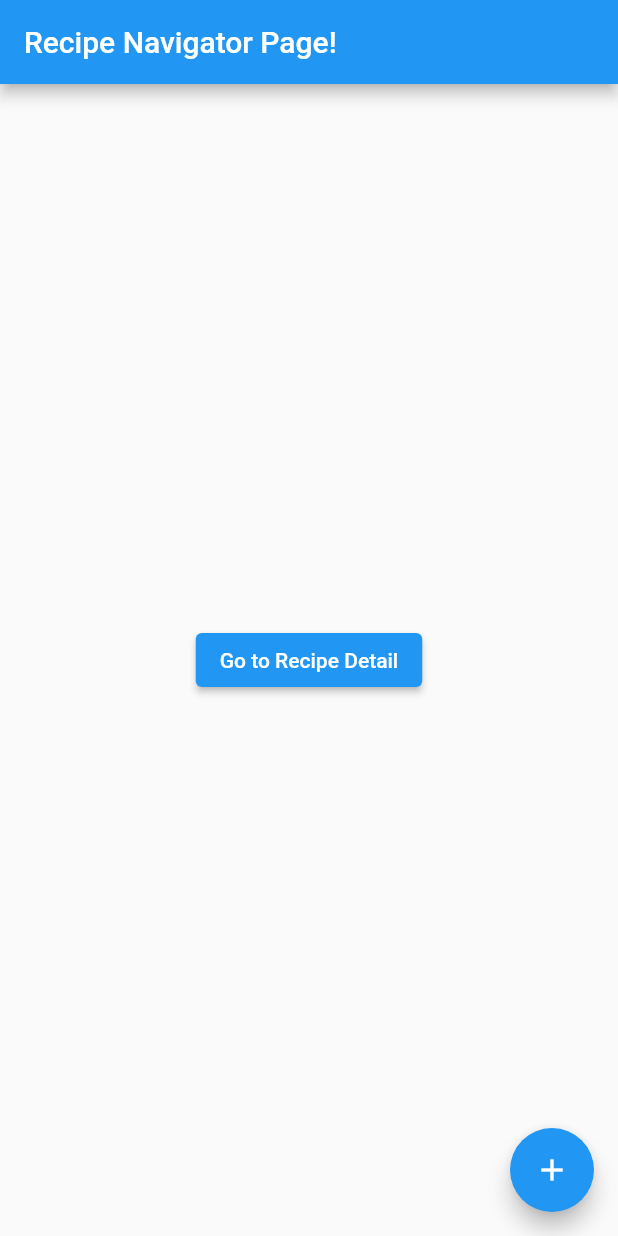
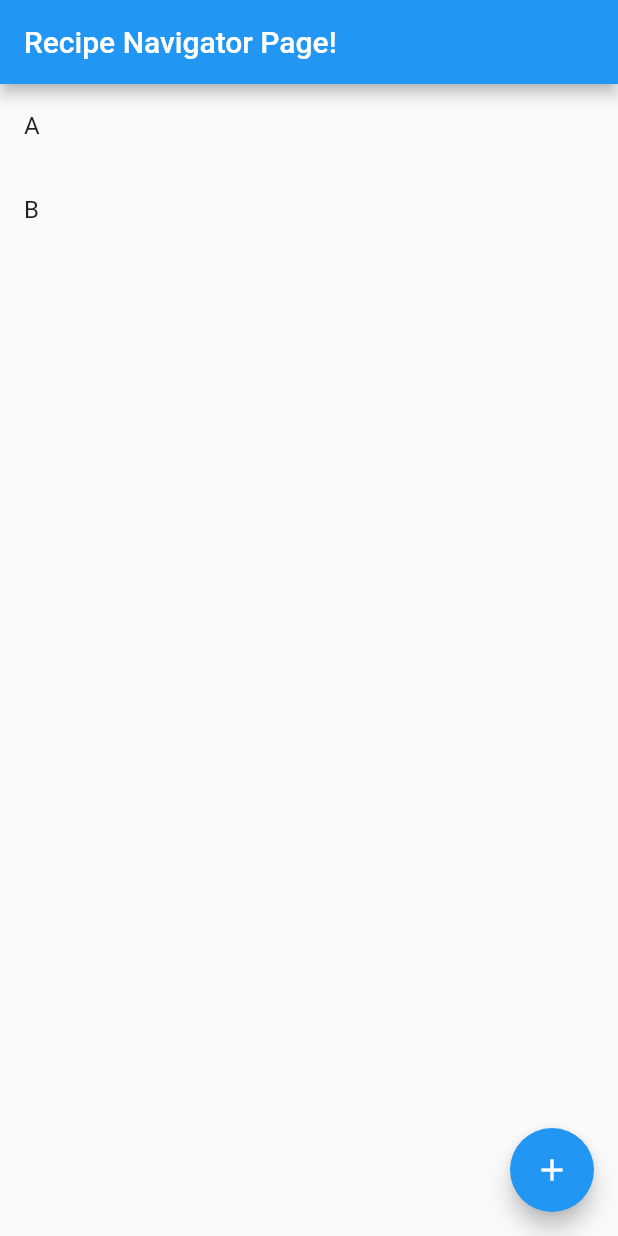
Before and after one commit to McDoogen/spellbook, a Flutter app: the screen it shows after launch, on a phone screen of 412 x 824 dp. Run offline on Flutter 3.47's test engine with Material 2 defaults, Android fonts, the light colour scheme and no system bars; our stand-ins replace sqflite; accounts and stored records are empty.

Commit message:
Dummy List

```diff
--- a/lib/pages/recipe_navigator.dart
+++ b/lib/pages/recipe_navigator.dart
@@ -8,12 +8,19 @@
 class RecipeNavigatorPage extends StatelessWidget {
   const RecipeNavigatorPage({Key? key}) : super(key: key);
 
-  final Recipe testRecipe = const Recipe(
+  final Recipe testRecipeA = const Recipe(
       id: 1,
-      title: 'TEST',
-      category: 'test',
-      processes: ['test'],
-      ingredients: ['test']);
+      title: 'Carrot Cake',
+      category: 'Cake',
+      processes: ['Mix Everything', 'Preheat the Oven', 'Bake it', 'Eat it!'],
+      ingredients: ['1 egg', '24g Carrots', '1 tsp Flour']);
+
+  final Recipe testRecipeB = const Recipe(
+      id: 1,
+      title: 'Orange Cake',
+      category: 'Cake',
+      processes: ['Mix Wet', 'Mix Dry', 'Freeze it', 'Make a wish', 'Enjoy!'],
+      ingredients: ['2 kg Orange, peeled', 'A Cake', 'Super Glue']);
 
   void _navigateToCreator(context) {
     Navigator.push(context,
@@ -35,13 +42,16 @@
         ],
         child: Scaffold(
           appBar: AppBar(title: const Text('Recipe Navigator Page!')),
-          body: Center(
-              child: ElevatedButton(
-            child: const Text('Go to Recipe Detail'),
-            //TODO:DS: place the consumer here and put a Recipe in the Detail view Constructor!
-            //TODO:DS: Or instead, make a fake list and pass the list value. Maybe we don't need provider here
-            onPressed: () => _navigateToDetail(context, testRecipe),
-          )),
+          body: ListView(
+            children: [
+              ListTile(
+                  title: const Text('A'),
+                  onTap: () => _navigateToDetail(context, testRecipeA)),
+              ListTile(
+                  title: const Text('B'),
+                  onTap: () => _navigateToDetail(context, testRecipeB))
+            ],
+          ),
           floatingActionButton: FloatingActionButton(
               onPressed: () => _navigateToCreator(context),
               child: const Icon(Icons.add)),
```
